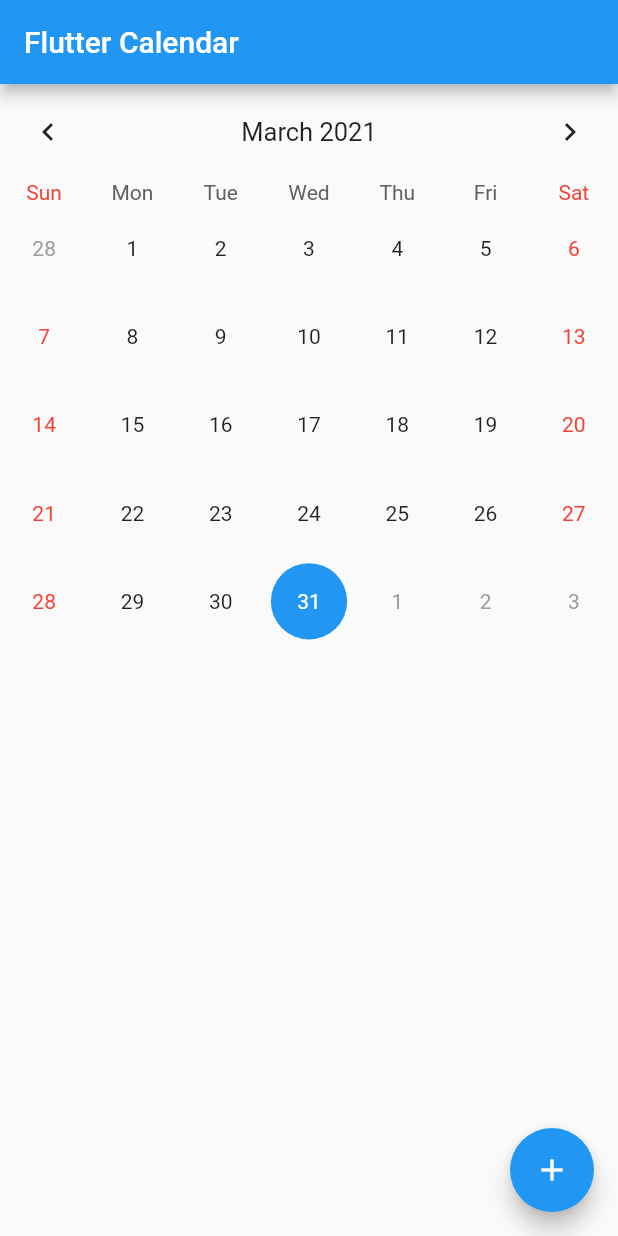
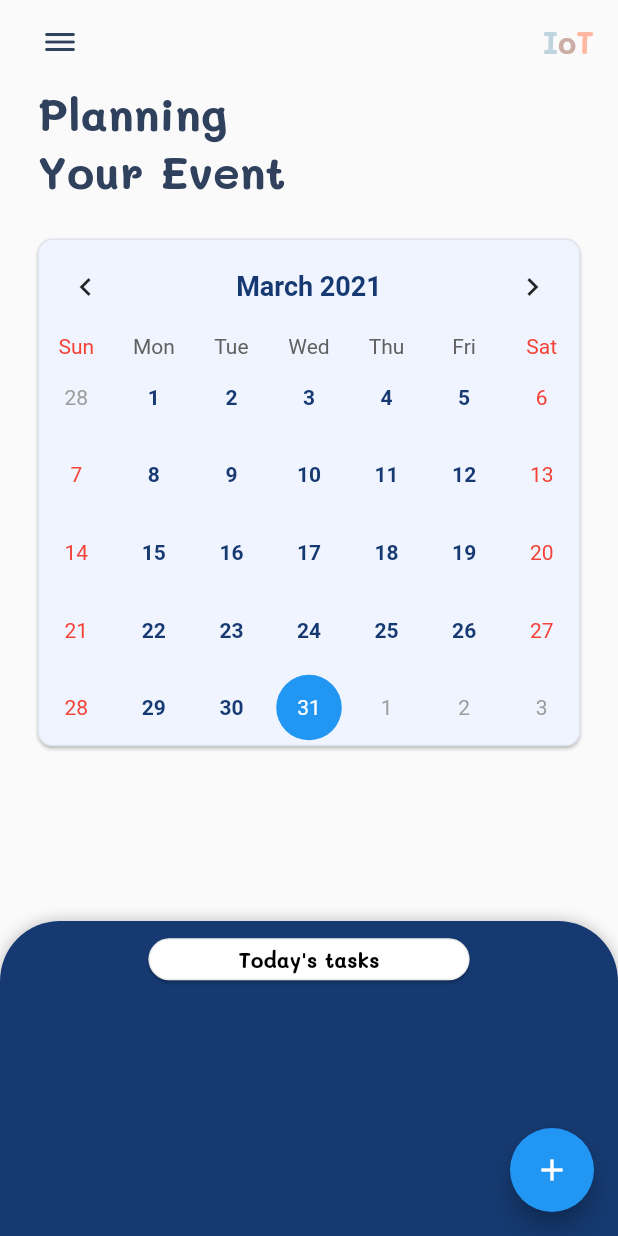
Before and after one commit to sakkarin2000/iot_application, a Flutter app: the HomePage screen opened directly, on a phone screen of 412 x 824 dp. Run offline on Flutter 3.47's test engine with Material 2 defaults, Android fonts, the phone set to English and light mode, and no system bars; drawn by our look-alikes of sliding_up_panel, table_calendar; our stand-ins replace google_fonts; missing offline and left inert: shared_preferences_web.

Commit message:
[UPDATE] : Main calendar page

```diff
--- a/lib/monthschedule.dart
+++ b/lib/monthschedule.dart
@@ -1,5 +1,7 @@
 import 'package:flutter/material.dart';
+import 'package:sliding_up_panel/sliding_up_panel.dart';
 import 'package:table_calendar/table_calendar.dart';
+import 'package:google_fonts/google_fonts.dart';
 
 void main() => runApp(MyApp());
 
@@ -10,6 +12,9 @@ class MyApp extends StatelessWidget {
       title: 'Flutter Calendar',
       theme: ThemeData(
         primarySwatch: Colors.blue,
+        textTheme: GoogleFonts.maliTextTheme(
+          Theme.of(context).textTheme,
+        ),
       ),
       home: HomePage(),
     );
@@ -51,21 +56,112 @@ class _HomePageState extends State<HomePage> {
 
   @override
   Widget build(BuildContext context) {
+    hexColor(String colorhexcode) {
+      String colornew = '0xff' + colorhexcode;
+      colornew = colornew.replaceAll('#', '');
+      int colorint = int.parse(colornew);
+      return colorint;
+    }
+
+    BorderRadiusGeometry radius = BorderRadius.only(
+      topLeft: Radius.circular(40.0),
+      topRight: Radius.circular(40.0),
+    ); //for bottom part
+
+    var logo = [
+      Text('I',
+          style: GoogleFonts.mali(
+            textStyle: TextStyle(
+              color: Color(hexColor('#BED4DF')),
+              fontWeight: FontWeight.w800,
+              fontSize: 20,
+            ),
+          )),
+      Text('o',
+          style: GoogleFonts.mali(
+            textStyle: TextStyle(
+              color: Color(hexColor('#CCADA5')),
+              fontWeight: FontWeight.w800,
+              fontSize: 20,
+            ),
+          )),
+      Text('T',
+          style: GoogleFonts.mali(
+            textStyle: TextStyle(
+              color: Color(hexColor('#FFB9A3')),
+              fontWeight: FontWeight.w800,
+              fontSize: 20,
+            ),
+          )),
+    ];
     return Scaffold(
       appBar: AppBar(
-        title: Text('Flutter Calendar'),
+        title: Row(
+          mainAxisAlignment: MainAxisAlignment.spaceBetween,
+          children: [
+            IconButton(
+              icon: const Icon(Icons.dehaze_rounded),
+              color: Color(hexColor('#30415E')),
+              onPressed: () {},
             ),
-      body: SingleChildScrollView(
+            Row(
+              children: logo,
+            ),
+          ],
+        ),
+        backgroundColor: Colors.transparent,
+        elevation: 0.0,
+      ),
+      body: Stack(children: <Widget>[
+        Column(
+          crossAxisAlignment: CrossAxisAlignment.start,
+          children: <Widget>[
+            Container(
+              margin: EdgeInsets.only(left: 25),
               child: Column(
                 crossAxisAlignment: CrossAxisAlignment.start,
-          children: <Widget>[
-            TableCalendar(
+                children: [
+                  Text('Planning',
+                      style: GoogleFonts.mali(
+                        textStyle: TextStyle(
+                          color: Color(hexColor('#30415E')),
+                          fontWeight: FontWeight.w800,
+                          fontSize: 30,
+                        ),
+                      )),
+                  Text('Your Event',
+                      style: GoogleFonts.mali(
+                        textStyle: TextStyle(
+                          color: Color(hexColor('#30415E')),
+                          fontWeight: FontWeight.w800,
+                          fontSize: 30,
+                        ),
+                      )),
+                ],
+              ),
+            ),
+            Card(
+              shape: RoundedRectangleBorder(
+                borderRadius: BorderRadius.circular(10),
+                side: BorderSide(
+                  color: Colors.grey.withOpacity(0.2),
+                  width: 1,
+                ),
+              ),
+              color: Color(hexColor('#EFF4FF')),
+              margin: const EdgeInsets.all(25.0),
+              child: TableCalendar(
                 events: _events,
+                weekendDays: [],
                 initialCalendarFormat: CalendarFormat.month,
                 availableCalendarFormats: const {
                   CalendarFormat.month: '',
                 },
                 calendarStyle: CalendarStyle(
+                    unavailableStyle: TextStyle(fontWeight: FontWeight.w700),
+                    weekdayStyle: TextStyle(
+                        color: Color(hexColor('#153970')),
+                        fontWeight: FontWeight.w700),
                     canEventMarkersOverflow: true,
                     todayColor: Colors.orange,
                     selectedColor: Theme.of(context).primaryColor,
@@ -74,11 +170,14 @@ class _HomePageState extends State<HomePage> {
                         fontSize: 18.0,
                         color: Colors.white)),
                 headerStyle: HeaderStyle(
+                  titleTextStyle: TextStyle(
+                      color: Color(hexColor('#153970')),
+                      fontSize: 18,
+                      fontWeight: FontWeight.w700),
                   centerHeaderTitle: true,
                   formatButtonDecoration: BoxDecoration(
                       color: Colors.orange,
-                  borderRadius: BorderRadius.circular(20.0)
-                ),
+                      borderRadius: BorderRadius.circular(20.0)),
                   formatButtonTextStyle: TextStyle(color: Colors.white),
                   formatButtonShowsNext: false,
                 ),
@@ -96,8 +195,7 @@ class _HomePageState extends State<HomePage> {
                       decoration: BoxDecoration(
                           color: Theme.of(context).primaryColor,
                           // borderRadius: BorderRadius.circular(10.0),
-                        shape: BoxShape.circle
-                    ),
+                          shape: BoxShape.circle),
                       child: Text(
                         date.day.toString(),
                         style: TextStyle(color: Colors.white),
@@ -108,8 +206,7 @@ class _HomePageState extends State<HomePage> {
                       decoration: BoxDecoration(
                           color: Colors.orange,
                           // borderRadius: BorderRadius.circular(10.0),
-                        shape: BoxShape.circle
-                ),
+                          shape: BoxShape.circle),
                       child: Text(
                         date.day.toString(),
                         style: TextStyle(color: Colors.white),
@@ -117,12 +214,56 @@ class _HomePageState extends State<HomePage> {
                 ),
                 calendarController: _controller,
               ),
+            ),
+          ],
+        ),
+        SlidingUpPanel(
+          isDraggable: false,
+          minHeight: 210,
+          maxHeight: 210,
+          panel: Center(
+            child: Text("This is the sliding Widget"),
+          ),
+          collapsed: Container(
+              decoration: BoxDecoration(
+                  color: Color(hexColor('#153970')), borderRadius: radius),
+              child: Column(
+                children: [
+                  Container(
+                    margin: const EdgeInsets.only(top: 7.5),
+                    child: Card(
+                      shape: RoundedRectangleBorder(
+                        borderRadius: BorderRadius.circular(25),
+                        side: BorderSide(
+                          color: Colors.grey.withOpacity(0.2),
+                          width: 1,
+                        ),
+                      ),
+                      child: Container(
+                        child: Padding(
+                          padding: const EdgeInsets.only(
+                              top: 5, bottom: 5, left: 60, right: 60),
+                          child: Text("Today's tasks",
+                              style: GoogleFonts.mali(
+                                textStyle: TextStyle(
+                                  color: Colors.black,
+                                  fontWeight: FontWeight.w700,
+                                  fontSize: 14,
+                                ),
+                              )),
+                        ),
+                      ),
+                    ),
+                  ),
                   ..._selectedEvents.map((value) => ListTile(
-              title: Text("${value.event} @${value.start}-${value.stop}"),
+                        title: Text(
+                            "${value.event} @${value.start}-${value.stop}"),
                       )),
                 ],
-        ),
-      ),
+              )),
+          borderRadius: radius,
+        )
+      ]),
       floatingActionButton: FloatingActionButton(
         child: Icon(Icons.add),
         onPressed: _showAddDialog,
@@ -143,25 +284,18 @@ class _HomePageState extends State<HomePage> {
                         controller: _eventController,
                         decoration: InputDecoration(
                             labelText: "Activity",
-                  hintText: "Enter activity name"
-                )
-              ),
+                            hintText: "Enter activity name")),
                     TextField(
                         controller: _startController,
                         decoration: InputDecoration(
                             labelText: "Start time",
-                      hintText: "Enter start time"
-                  )
-              ),
+                            hintText: "Enter start time")),
                     TextField(
                         controller: _stopController,
                         decoration: InputDecoration(
                             labelText: "Stop time",
-                      hintText: "Enter stop time"
-                  )
-              )
-            ]
-          )),
+                            hintText: "Enter stop time"))
+                  ])),
               actions: <Widget>[
                 TextButton(
                   child: Text("Cancel"),
@@ -170,27 +304,30 @@ class _HomePageState extends State<HomePage> {
                       _events[_controller.selectedDay].add('temporary fix');
                       _events[_controller.selectedDay].removeLast();
                     } else {
-                  _events[_controller.selectedDay] = [
-                    'temporary fix'
-                  ];
+                      _events[_controller.selectedDay] = ['temporary fix'];
                       _events[_controller.selectedDay].removeLast();
                     }
                     Navigator.pop(context, false);
                     // Navigator.pop(null);
                   },
                 ),
-            TextButton (
+                TextButton(
                   child: Text("Save"),
                   onPressed: () {
                     if (_eventController.text.isEmpty) return;
-                if (_startController.text.isEmpty) _startController.text='12.00';
-                if (_stopController.text.isEmpty) _stopController.text='13.00';
+                    if (_startController.text.isEmpty)
+                      _startController.text = '12.00';
+                    if (_stopController.text.isEmpty)
+                      _stopController.text = '13.00';
                     if (_events[_controller.selectedDay] != null) {
-                  _events[_controller.selectedDay]
-                      .add(Event(_eventController.text,_startController.text,_stopController.text));
+                      _events[_controller.selectedDay].add(Event(
+                          _eventController.text,
+                          _startController.text,
+                          _stopController.text));
                     } else {
                       _events[_controller.selectedDay] = [
-                    Event(_eventController.text,_startController.text,_stopController.text)
+                        Event(_eventController.text, _startController.text,
+                            _stopController.text)
                       ];
                     }
                     _eventController.clear();
@@ -204,10 +341,7 @@ class _HomePageState extends State<HomePage> {
             )).then((event) {
       if (event == null) return;
       if (event) {
-
-            } else {
-
-            }
+      } else {}
     });
     setState(() {
       _selectedEvents = _events[_controller.selectedDay];
@@ -215,7 +349,7 @@ class _HomePageState extends State<HomePage> {
   }
 }
 
-class Event{
+class Event {
   String event;
   String start;
   String stop;
--- a/pubspec.yaml
+++ b/pubspec.yaml
@@ -27,6 +27,9 @@ dependencies:
   cupertino_icons: ^1.0.2
   table_calendar: ^2.2.1
   shared_preferences: ^0.5.4+5
+  google_fonts: ^2.0.0
+  sliding_up_panel: ^1.0.2
+
 dev_dependencies:
   flutter_test:
     sdk: flutter
```
Lines whose indentation alone changed are shown as unchanged.
